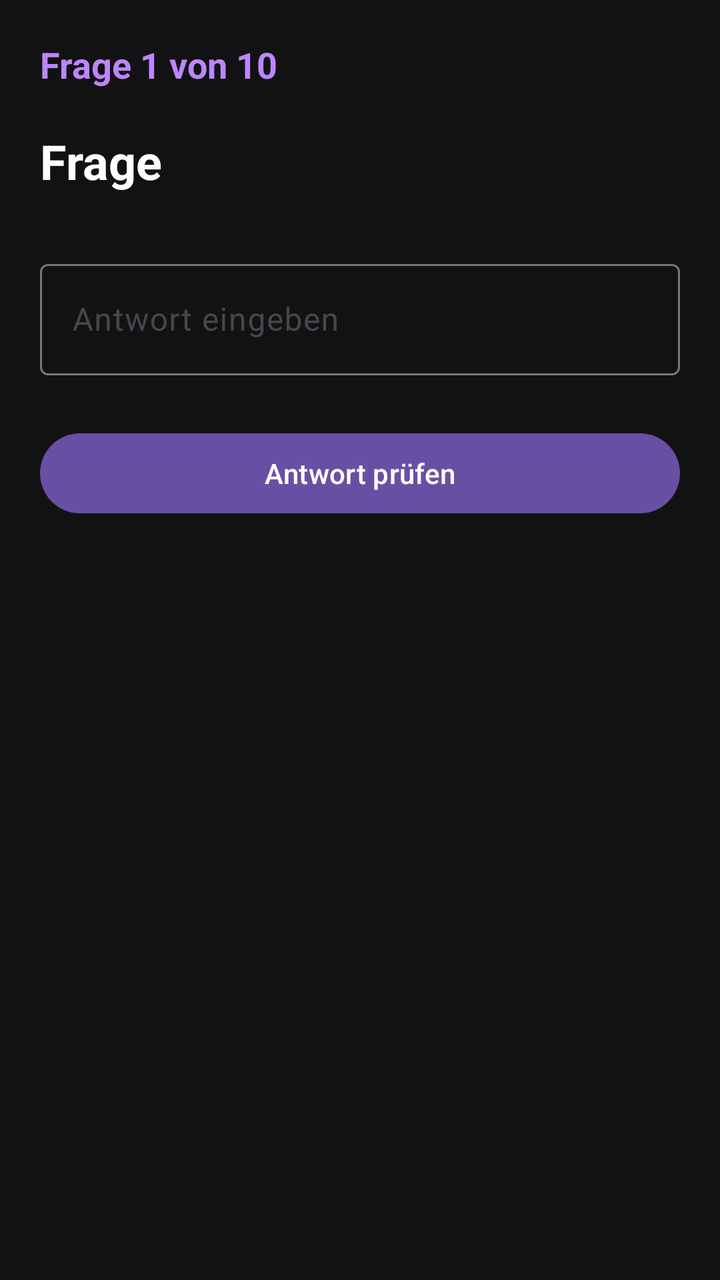
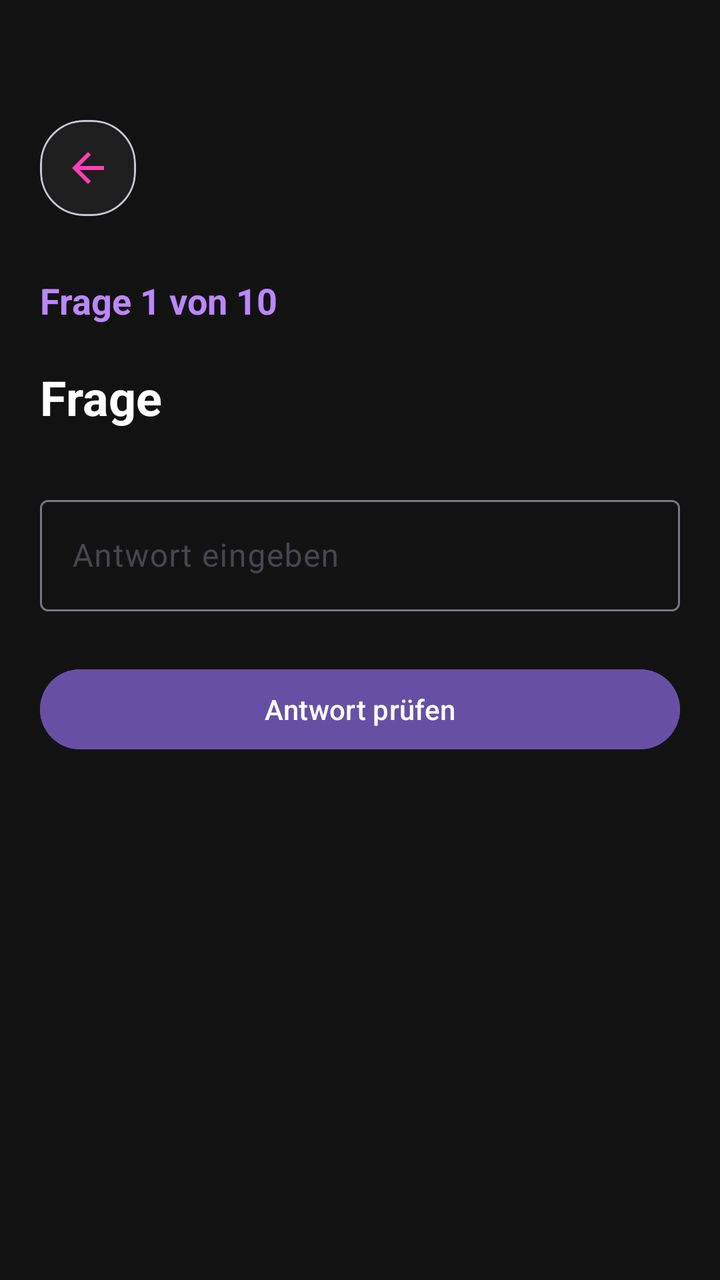

Screens rendered from an Android XML layout before and after an edit, with the pre-edit source and the edit as a unified diff.
<!-- AndroidManifest.xml: application theme Theme.StudyGram -->
<!-- res/layout/fragment_quiz_game.xml -->
<?xml version="1.0" encoding="utf-8"?>
<LinearLayout xmlns:android="http://schemas.android.com/apk/res/android"
    android:layout_width="match_parent"
    android:layout_height="match_parent"
    android:orientation="vertical"
    android:padding="20dp"
    android:background="#121212">

    <TextView
        android:id="@+id/tvQuestionNumber"
        android:layout_width="wrap_content"
        android:layout_height="wrap_content"
        android:text="Frage 1 von 10"
        android:textColor="#BB86FC"
        android:textStyle="bold"
        android:textSize="18sp"/>

    <TextView
        android:id="@+id/tvQuestion"
        android:layout_width="match_parent"
        android:layout_height="wrap_content"
        android:layout_marginTop="20dp"
        android:text="Frage"
        android:textColor="@android:color/white"
        android:textSize="24sp"
        android:textStyle="bold"/>

    <com.google.android.material.textfield.TextInputLayout
        android:layout_width="match_parent"
        android:layout_height="wrap_content"
        android:layout_marginTop="30dp">

        <com.google.android.material.textfield.TextInputEditText
            android:id="@+id/etAnswer"
            android:layout_width="match_parent"
            android:layout_height="wrap_content"
            android:hint="Antwort eingeben"
            android:textColor="@android:color/white"
            android:textColorHint="#AAAAAA"/>
    </com.google.android.material.textfield.TextInputLayout>

    <Button
        android:id="@+id/btnNext"
        android:layout_width="match_parent"
        android:layout_height="wrap_content"
        android:layout_marginTop="25dp"
        android:text="Antwort prüfen"/>

</LinearLayout>
<!-- resources referenced by this layout -->
<resources>
  <style name="Theme.StudyGram" parent="Base.Theme.StudyGram" />
  <style name="Base.Theme.StudyGram" parent="Theme.Material3.DayNight.NoActionBar">
          
          
      </style>
</resources>

<!-- the commit's change to res/layout/fragment_quiz_game.xml (unified diff, before → after) -->
@@ -1,10 +1,32 @@
 <?xml version="1.0" encoding="utf-8"?>
-<LinearLayout xmlns:android="http://schemas.android.com/apk/res/android"
+<androidx.constraintlayout.widget.ConstraintLayout
+    xmlns:android="http://schemas.android.com/apk/res/android"
+    xmlns:app="http://schemas.android.com/apk/res-auto"
     android:layout_width="match_parent"
     android:layout_height="match_parent"
-    android:orientation="vertical"
-    android:padding="20dp"
-    android:background="#121212">
+    android:background="#121212"
+    android:padding="20dp">
+
+    <com.google.android.material.card.MaterialCardView
+        android:id="@+id/cardBack"
+        android:layout_width="wrap_content"
+        android:layout_height="wrap_content"
+        app:cardCornerRadius="22dp"
+        app:cardBackgroundColor="#1E1E1E"
+        app:layout_constraintTop_toTopOf="parent"
+        app:layout_constraintStart_toStartOf="parent"
+        android:layout_marginTop="40dp">
+
+        <ImageButton
+            android:id="@+id/btnBack"
+            android:layout_width="wrap_content"
+            android:layout_height="wrap_content"
+            android:src="@drawable/outline_arrow_back_24"
+            android:background="@android:color/transparent"
+            app:tint="#FF3FB5"
+            android:padding="12dp" />
+
+    </com.google.android.material.card.MaterialCardView>
 
     <TextView
         android:id="@+id/tvQuestionNumber"
@@ -13,7 +35,10 @@
         android:text="Frage 1 von 10"
         android:textColor="#BB86FC"
         android:textStyle="bold"
-        android:textSize="18sp"/>
+        android:textSize="18sp"
+        app:layout_constraintTop_toBottomOf="@id/cardBack"
+        app:layout_constraintStart_toStartOf="parent"
+        android:layout_marginTop="30dp"/>
 
     <TextView
         android:id="@+id/tvQuestion"
@@ -23,20 +48,26 @@
         android:text="Frage"
         android:textColor="@android:color/white"
         android:textSize="24sp"
-        android:textStyle="bold"/>
+        android:textStyle="bold"
+        app:layout_constraintTop_toBottomOf="@id/tvQuestionNumber"
+        app:layout_constraintStart_toStartOf="parent"
+        app:layout_constraintEnd_toEndOf="parent"/>
 
     <com.google.android.material.textfield.TextInputLayout
+        android:id="@+id/tilAnswer"
         android:layout_width="match_parent"
         android:layout_height="wrap_content"
-        android:layout_marginTop="30dp">
+        android:layout_marginTop="30dp"
+        app:layout_constraintTop_toBottomOf="@id/tvQuestion"
+        app:layout_constraintStart_toStartOf="parent"
+        app:layout_constraintEnd_toEndOf="parent">
 
         <com.google.android.material.textfield.TextInputEditText
             android:id="@+id/etAnswer"
             android:layout_width="match_parent"
             android:layout_height="wrap_content"
             android:hint="Antwort eingeben"
-            android:textColor="@android:color/white"
-            android:textColorHint="#AAAAAA"/>
+            android:textColor="@android:color/white"/>
     </com.google.android.material.textfield.TextInputLayout>
 
     <Button
@@ -44,6 +75,11 @@
         android:layout_width="match_parent"
         android:layout_height="wrap_content"
         android:layout_marginTop="25dp"
-        android:text="Antwort prüfen"/>
+        android:text="Antwort prüfen"
+        android:backgroundTint="#6750A4"
+        android:textColor="@android:color/white"
+        app:layout_constraintTop_toBottomOf="@id/tilAnswer"
+        app:layout_constraintStart_toStartOf="parent"
+        app:layout_constraintEnd_toEndOf="parent"/>
 
-</LinearLayout>
+</androidx.constraintlayout.widget.ConstraintLayout>
<!-- resource entries referenced after the edit -->
@@ -1,5 +1,11 @@
 <!-- resources referenced by this layout -->
 <resources>
+  <!-- drawable outline_arrow_back_24 (drawable) -->
+  <vector xmlns:android="http://schemas.android.com/apk/res/android" android:autoMirrored="true" android:height="24dp" android:tint="#000000" android:viewportHeight="960" android:viewportWidth="960" android:width="24dp">
+        
+      <path android:fillColor="@android:color/white" android:pathData="M313,520L537,744L480,800L160,480L480,160L537,216L313,440L800,440L800,520L313,520Z"/>
+      
+  </vector>
   <style name="Theme.StudyGram" parent="Base.Theme.StudyGram" />
   <style name="Base.Theme.StudyGram" parent="Theme.Material3.DayNight.NoActionBar">
           
